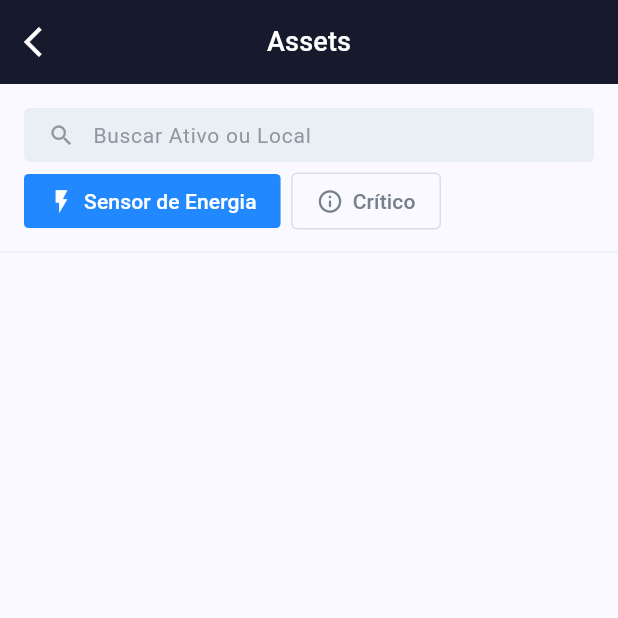
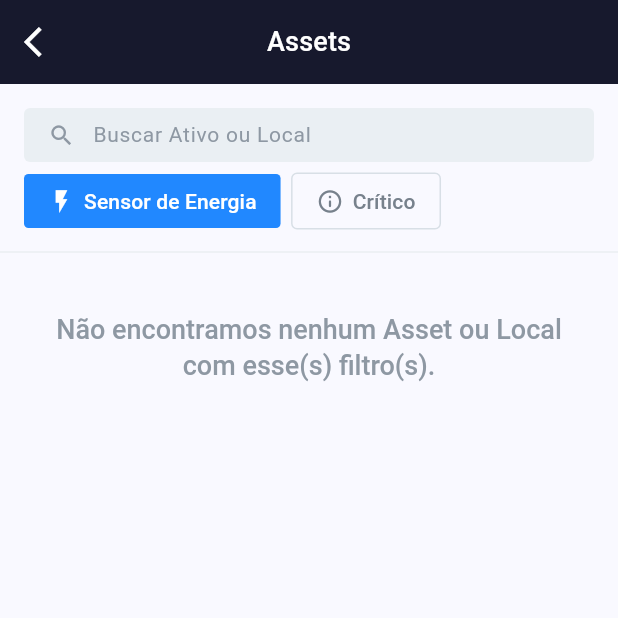
Before and after one commit to ir4ever/flutter_tractian_challenge, a Flutter app: the AssetsScreen screen opened directly with empty values, after a tap on "Sensor de Energia", on a phone screen of 412 x 824 dp, the top half of it. Run offline on Flutter 3.47's test engine with Material 3 defaults, Android fonts, the phone set to English and light mode, and no system bars; our stand-ins replace flutter_mobx, flutter_modular, flutter_svg, mobx; generated files the repository leaves out were written again; network calls fail.

Commit message:
filters, widgets, corrections and code improvement

```diff
--- /dev/null
+++ b/devtools_options.yaml
@@ -0,0 +1,3 @@
+description: This file stores settings for Dart & Flutter DevTools.
+documentation: https://docs.flutter.dev/tools/devtools/extensions#configure-extension-enablement-states
+extensions:
--- a/lib/core/enuns/assets_enum.dart
+++ b/lib/core/enuns/assets_enum.dart
@@ -11,4 +11,11 @@ enum TypeItemEnum {
   const TypeItemEnum({required this.typeName, required this.pathIcon});
 }
 
-enum AssetStatusEnum { ON, OFF }
+enum AssetStatusEnum {
+  OPERATING(nameStatus: 'operating'),
+  ALERT(nameStatus: 'alert');
+
+  final String nameStatus;
+
+  const AssetStatusEnum({required this.nameStatus});
+}
--- a/lib/core/theme/app_colors.dart
+++ b/lib/core/theme/app_colors.dart
@@ -15,4 +15,5 @@ class AppColors {
 
   static get borderLightGray => const Color(0xffD8DFE6);
   static get dividerLightGray => const Color(0xffEAEEF2);
+  static get lineGray => const Color(0xff000000).withOpacity(.06);
 }
--- a/lib/features/home/presenter/widgets/unity_box_widget.dart
+++ b/lib/features/home/presenter/widgets/unity_box_widget.dart
@@ -21,7 +21,7 @@ class UnityBoxWidget extends StatelessWidget {
           children: [
             Image.asset('assets/icons/boxes.png', height: 24, color: AppColors.white),
             const SizedBox(width: 16),
-            Text(unity.name, style: Theme.of(context).textTheme.titleMedium)
+            Text('${unity.name} Unit', style: Theme.of(context).textTheme.titleMedium)
           ],
         ),
       ),
--- a/lib/features/tree_assets/domain/entities/asset_entity.dart
+++ b/lib/features/tree_assets/domain/entities/asset_entity.dart
@@ -42,8 +42,8 @@ class AssetEntity {
   AssetStatusEnum? get assetStatus {
     if (status.isEmpty) return null;
     if (status == 'operating') {
-      return AssetStatusEnum.ON;
+      return AssetStatusEnum.OPERATING;
     }
-    return AssetStatusEnum.OFF;
+    return AssetStatusEnum.ALERT;
   }
 }
--- a/lib/features/tree_assets/presenter/constants/constants.dart
+++ b/lib/features/tree_assets/presenter/constants/constants.dart
@@ -1,7 +1,8 @@
 import 'package:flutter/material.dart';
+import 'package:flutter_tractian_challenge/core/enuns/assets_enum.dart';
 import 'package:flutter_tractian_challenge/features/tree_assets/presenter/models/filter_asset_option_model.dart';
 
 const List<FilterAssetOptionModel> filterOptions = [
-  FilterAssetOptionModel(name: 'Sensor de Energia', icon: Icons.flash_on),
-  FilterAssetOptionModel(name: 'Crítico', icon: Icons.info_outline_rounded)
+  FilterAssetOptionModel(name: 'Sensor de Energia', icon: Icons.flash_on, status: AssetStatusEnum.OPERATING),
+  FilterAssetOptionModel(name: 'Crítico', icon: Icons.info_outline_rounded, status: AssetStatusEnum.ALERT)
 ];
--- a/lib/features/tree_assets/presenter/models/filter_asset_option_model.dart
+++ b/lib/features/tree_assets/presenter/models/filter_asset_option_model.dart
@@ -1,11 +1,10 @@
 import 'package:flutter/material.dart';
+import 'package:flutter_tractian_challenge/core/enuns/assets_enum.dart';
 
 class FilterAssetOptionModel {
   final String name;
   final IconData icon;
+  final AssetStatusEnum status;
 
-  const FilterAssetOptionModel({
-    required this.name,
-    required this.icon,
-  });
+  const FilterAssetOptionModel({required this.name, required this.icon, required this.status});
 }
--- a/lib/features/tree_assets/presenter/models/node_entity.dart
+++ b/lib/features/tree_assets/presenter/models/node_entity.dart
@@ -17,4 +17,22 @@ class NodeEntity {
   String toString() {
     return '{"id": "$id.", "children": $children}';
   }
+
+  @override
+  bool operator ==(Object other) =>
+      identical(this, other) ||
+      other is NodeEntity && runtimeType == other.runtimeType && asset == other.asset && children == other.children;
+
+  @override
+  int get hashCode => asset.hashCode ^ children.hashCode;
+
+  NodeEntity copyWith({
+    AssetEntity? asset,
+    List<NodeEntity>? children,
+  }) {
+    return NodeEntity(
+      asset: asset ?? this.asset,
+      children: children ?? this.children,
+    );
+  }
 }
--- a/lib/features/tree_assets/presenter/painters/path_line_painter.dart
+++ b/lib/features/tree_assets/presenter/painters/path_line_painter.dart
@@ -1,4 +1,5 @@
 import 'package:flutter/material.dart';
+import 'package:flutter_tractian_challenge/core/theme/app_colors.dart';
 
 class PathLinePainter extends CustomPainter {
   final double endSize;
@@ -7,8 +8,9 @@ class PathLinePainter extends CustomPainter {
 
   @override
   void paint(Canvas canvas, Size size) {
+    if (size.height <= 16) return;
     final paint = Paint()
-      ..color = Colors.black.withOpacity(.06)
+      ..color = AppColors.lineGray
       ..strokeWidth = 1
       ..strokeCap = StrokeCap.round;
 
@@ -20,6 +22,6 @@ class PathLinePainter extends CustomPainter {
 
   @override
   bool shouldRepaint(covariant CustomPainter oldDelegate) {
-    return false;
+    return true;
   }
 }
--- a/lib/features/tree_assets/presenter/screens/assets_screen.dart
+++ b/lib/features/tree_assets/presenter/screens/assets_screen.dart
@@ -23,6 +23,7 @@ class _AssetsScreenState extends State<AssetsScreen> {
 
   @override
   void initState() {
+    _store.initializeValues();
     _store.getAllLocationsByCompany(widget.unity.id);
     _store.getAllAssetsByCompany(widget.unity.id);
     super.initState();
@@ -48,11 +49,17 @@ class _AssetsScreenState extends State<AssetsScreen> {
             padding: const EdgeInsets.symmetric(horizontal: 16),
             child: Column(
               children: [
-                const CustomTextFieldWidget(),
+                CustomTextFieldWidget(
+                  onChanged: (name) {
+                    _store.setNameToSearch(name);
+                  },
+                ),
                 const SizedBox(height: 8),
                 FilterAssetsWidget(
                   options: filterOptions,
-                  onChanged: (option) {},
+                  onChanged: (option) {
+                    _store.setStatusFilter(option.status);
+                  },
                 )
               ],
             ),
@@ -60,11 +67,23 @@ class _AssetsScreenState extends State<AssetsScreen> {
           const SizedBox(height: 8),
           Divider(color: AppColors.dividerLightGray),
           Expanded(
-            child: SingleChildScrollView(
-              child: Observer(builder: (_) {
-                return TreeAssetsWidget(nodes: _store.nodes);
-              }),
-            ),
+            child: Observer(builder: (_) {
+              if (_store.isLoading) {
+                return const Center(child: CircularProgressIndicator());
+              }
+              final nodes = _store.nodes;
+              if (nodes.isEmpty) {
+                final message = _store.isFiltered
+                    ? 'Não encontramos nenhum Asset ou Local com esse(s) filtro(s).'
+                    : 'Ops... Essa unidade não tem nenhum Asset ou Local disponível no momento!';
+                return Padding(
+                  padding: const EdgeInsets.all(32.0),
+                  child: Text(message, style: Theme.of(context).textTheme.headlineSmall, textAlign: TextAlign.center),
+                );
+              }
+              return SingleChildScrollView(
+                  physics: const BouncingScrollPhysics(), child: TreeAssetsWidget(nodes: nodes));
+            }),
           )
         ],
       ),
--- a/lib/features/tree_assets/presenter/stores/asset_store.dart
+++ b/lib/features/tree_assets/presenter/stores/asset_store.dart
@@ -1,5 +1,6 @@
 import 'dart:developer';
 
+import 'package:flutter_tractian_challenge/core/enuns/assets_enum.dart';
 import 'package:flutter_tractian_challenge/features/tree_assets/domain/entities/asset_entity.dart';
 import 'package:flutter_tractian_challenge/features/tree_assets/domain/use_cases/get_all_assets_by_company_use_ase.dart';
 import 'package:flutter_tractian_challenge/features/tree_assets/domain/use_cases/get_all_locations_by_company_use_ase.dart.dart';
@@ -14,26 +15,67 @@ abstract class _AssetStore with Store {
   final GetAllLocationsByCompanyUseCase _getAllLocationsByCompanyUseCase;
   final GetAllAssetsByCompanyUseCase _getAllAssetsByCompanyUseCase;
 
-  _AssetStore(this._getAllLocationsByCompanyUseCase, this._getAllAssetsByCompanyUseCase);
+  _AssetStore(
+    this._getAllLocationsByCompanyUseCase,
+    this._getAllAssetsByCompanyUseCase,
+  );
 
   @observable
   List<AssetEntity> locations = [];
   @observable
   List<AssetEntity> assets = [];
-
-  @computed
-  List<NodeEntity> get itens =>
-      [...locations, ...assets].map((asset) => NodeEntity(asset: asset, children: [])).toList();
-
-  @computed
-  List<NodeEntity> get nodes => _organizerNodes(itens);
+  @observable
+  AssetStatusEnum? _statusToSearch;
+  @observable
+  String _nameToSearch = '';
 
   @observable
   bool isLoading = false;
 
+  List<NodeEntity> get items => _organizeNodes(
+        [...locations, ...assets].map((asset) => NodeEntity(asset: asset, children: [])).toList(),
+      );
+
+  @computed
+  List<NodeEntity> get nodes {
+    if (_statusToSearch != null && _nameToSearch.isNotEmpty) {
+      return _getNodesByName(_getNodesByStatus(items));
+    }
+    if (_statusToSearch != null) {
+      return _getNodesByStatus(items);
+    }
+    if (_nameToSearch.isNotEmpty) {
+      return _getNodesByName(items);
+    }
+    return items;
+  }
+
+  @computed
+  bool get isFiltered => _statusToSearch != null || _nameToSearch.isNotEmpty;
+
+  @action
+  void initializeValues() {
+    _nameToSearch = '';
+    _statusToSearch = null;
+  }
+
   @action
   void setLoading(bool newValue) {
     isLoading = newValue;
+  }
+
+  @action
+  void setStatusFilter(AssetStatusEnum newValue) {
+    if (newValue == _statusToSearch) {
+      _statusToSearch = null;
+      return;
+    }
+    _statusToSearch = newValue;
+  }
+
+  @action
+  void setNameToSearch(String newValue) {
+    _nameToSearch = newValue;
   }
 
   @action
@@ -60,41 +102,104 @@ abstract class _AssetStore with Store {
     }
   }
 
-  List<NodeEntity> _organizerNodes(List<NodeEntity> nodes) {
+  List<NodeEntity> _organizeNodes(List<NodeEntity> nodes) {
     final assets = <NodeEntity>[];
-    final List<int> indexesToRemove = [];
-    for (var i = 0; i < nodes.length; i++) {
-      var node = nodes[i];
+    final nodesToRemove = <NodeEntity>[];
+
+    for (var node in nodes) {
       final externalId = node.asset.parentId.isNotEmpty ? node.asset.parentId : node.asset.locationId;
       if (externalId.isNotEmpty) {
-        final index = nodes.indexWhere((assetId) => assetId.id == externalId);
-        if (index == -1) {
+        final parentIndex = nodes.indexWhere((n) => n.asset.id == externalId);
+        if (parentIndex == -1) {
           node = _addChild(externalId, node) ?? node;
         } else {
-          nodes[index].children.add(node);
-          indexesToRemove.add(i);
+          nodes[parentIndex].children.add(node);
+          nodesToRemove.add(node);
         }
       }
       assets.add(node);
     }
 
-    for (var i = indexesToRemove.length - 1; i >= 0; i--) {
-      final indexToRemove = indexesToRemove[i];
-      assets.removeAt(indexToRemove);
+    for (final node in nodesToRemove) {
+      assets.remove(node);
     }
+
     return assets;
   }
 
+  List<NodeEntity> _getNodesByStatus(List<NodeEntity> nodes) {
+    final nodesByStatus = <NodeEntity>[];
+
+    for (var node in nodes) {
+      if (_searchStatusInNodes(node, _statusToSearch!)) {
+        nodesByStatus.add(node);
+      }
+    }
+
+    return nodesByStatus;
+  }
+
+  bool _searchStatusInNodes(NodeEntity nodeParent, AssetStatusEnum status) {
+    final nodesToRemove = <NodeEntity>[];
+    bool found = false;
+    if (nodeParent.asset.status == status.nameStatus && nodeParent.asset.typeItem == TypeItemEnum.COMPONENT) {
+      found = true;
+    }
+    for (final node in nodeParent.children) {
+      if (_searchStatusInNodes(node, status)) {
+        found = true;
+      } else {
+        nodesToRemove.add(node);
+      }
+    }
+    for (final node in nodesToRemove) {
+      nodeParent.children.remove(node);
+    }
+    return found;
+  }
+
+  List<NodeEntity> _getNodesByName(List<NodeEntity> nodes) {
+    final nodesByName = <NodeEntity>[];
+
+    for (var node in nodes) {
+      if (_searchNameInNodes(node, _nameToSearch)) {
+        nodesByName.add(node);
+      }
+    }
+
+    return nodesByName;
+  }
+
+  bool _searchNameInNodes(NodeEntity nodeParent, String name) {
+    final nodesToRemove = <NodeEntity>[];
+    bool found = false;
+
+    final nameToSearch = name.toLowerCase();
+    final assetName = nodeParent.asset.name.toLowerCase();
+
+    if (assetName.contains(nameToSearch)) {
+      found = true;
+    }
+    for (final node in nodeParent.children) {
+      if (_searchNameInNodes(node, name)) {
+        found = true;
+      } else {
+        nodesToRemove.add(node);
+      }
+    }
+    for (final node in nodesToRemove) {
+      nodeParent.children.remove(node);
+    }
+    return found;
+  }
+
   NodeEntity? _addChild(String parentId, NodeEntity nodeParent) {
-    NodeEntity? nodeAux;
-    for (var node in nodeParent.children) {
+    for (final node in nodeParent.children) {
       if (node.id == parentId) {
         node.children.add(nodeParent);
         return node;
       }
-      nodeAux = _addChild(parentId, node);
-      if (nodeAux != null) return nodeAux;
     }
-    return nodeAux;
+    return null;
   }
 }
--- a/lib/features/tree_assets/presenter/widgets/custom_text_field_widget.dart
+++ b/lib/features/tree_assets/presenter/widgets/custom_text_field_widget.dart
@@ -1,22 +1,21 @@
 import 'package:flutter/material.dart';
 import 'package:flutter_tractian_challenge/core/theme/app_colors.dart';
 
-class CustomTextFieldWidget extends StatefulWidget {
-  const CustomTextFieldWidget({super.key});
+class CustomTextFieldWidget extends StatelessWidget {
+  final Function(String) onChanged;
 
-  @override
-  State<CustomTextFieldWidget> createState() => _CustomTextFieldWidgetState();
-}
+  const CustomTextFieldWidget({super.key, required this.onChanged});
 
-class _CustomTextFieldWidgetState extends State<CustomTextFieldWidget> {
   @override
   Widget build(BuildContext context) {
     return SizedBox(
       height: 36,
       child: TextField(
           style: TextStyle(fontSize: 14, fontWeight: FontWeight.w400, color: AppColors.gray),
+          onChanged: onChanged,
+          cursorHeight: 18,
           decoration: InputDecoration(
-              labelText: 'Buscar Ativo ou Local',
+              hintText: 'Buscar Ativo ou Local',
               filled: true,
               fillColor: AppColors.lightGray,
               prefixIconConstraints: const BoxConstraints.tightForFinite(width: 42),
@@ -32,7 +31,7 @@ class _CustomTextFieldWidgetState extends State<CustomTextFieldWidget> {
                 borderSide: BorderSide.none,
                 borderRadius: BorderRadius.circular(4),
               ),
-              labelStyle: TextStyle(fontSize: 14, fontWeight: FontWeight.w400, color: AppColors.gray),
+              hintStyle: TextStyle(fontSize: 14, fontWeight: FontWeight.w400, color: AppColors.gray),
               contentPadding: EdgeInsets.zero)),
     );
   }
--- a/lib/features/tree_assets/presenter/widgets/tree_assets_widget.dart
+++ b/lib/features/tree_assets/presenter/widgets/tree_assets_widget.dart
@@ -1,6 +1,6 @@
 import 'package:flutter/material.dart';
 import 'package:flutter_tractian_challenge/features/tree_assets/presenter/models/node_entity.dart';
-import 'package:flutter_tractian_challenge/features/tree_assets/presenter/widgets/expandable_option.dart';
+import 'package:flutter_tractian_challenge/features/tree_assets/presenter/widgets/expandable_asset_widget.dart';
 
 class TreeAssetsWidget extends StatelessWidget {
   final List<NodeEntity> nodes;
@@ -14,7 +14,7 @@ class TreeAssetsWidget extends StatelessWidget {
         itemCount: nodes.length,
         shrinkWrap: true,
         itemBuilder: (_, index) {
-          return ExpandableOption(node: nodes[index]);
+          return ExpandableAssetWidget(node: nodes[index]);
         });
   }
 }
```
Also changed, not shown: lib/features/tree_assets/presenter/widgets/expandable_asset_widget.dart (renamed from lib/features/tree_assets/presenter/widgets/expandable_option.dart, +9 -9 lines), lib/features/tree_assets/presenter/stores/asset_store.g.dart, 2 other files.
